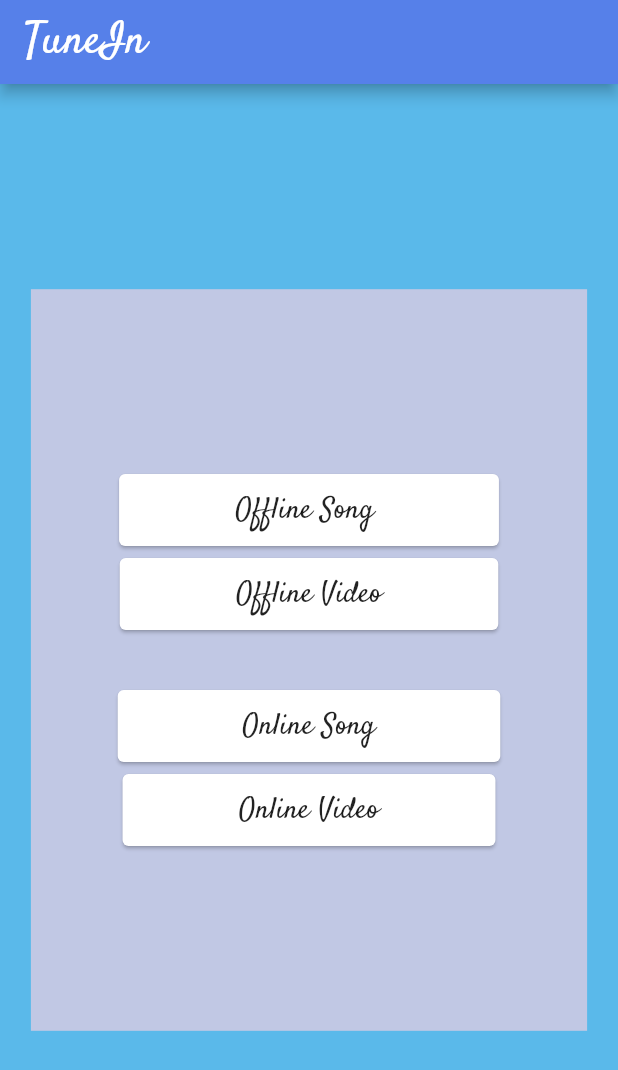
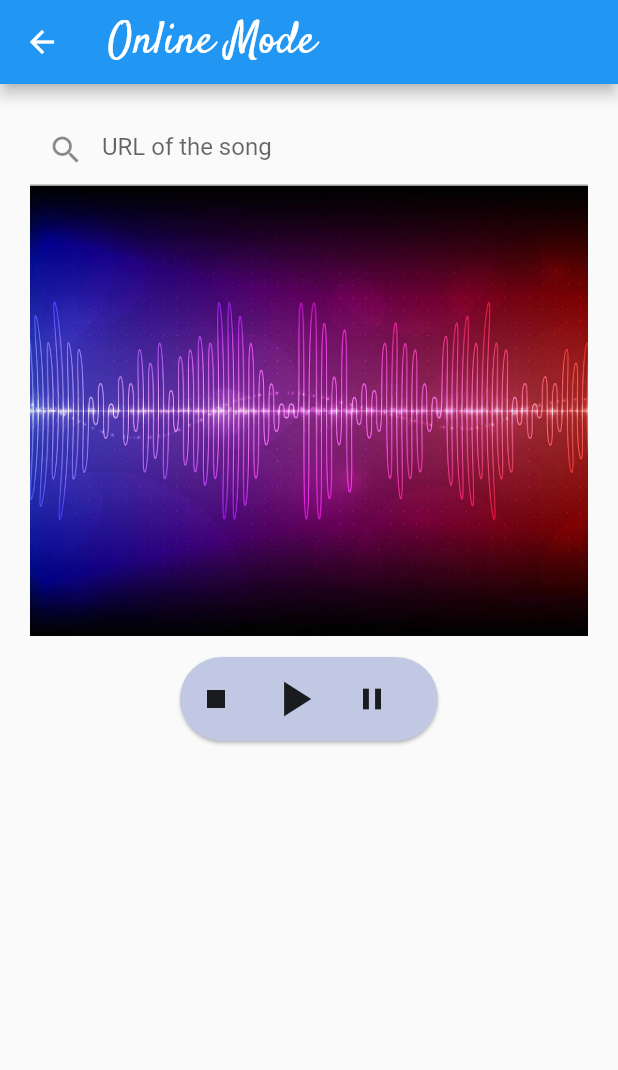
Before and after one commit to cptn3m0grv/Flutter-MultiMedia-App, a Flutter app: the screen it shows after launch, after a tap on "Online Song", on a phone screen of 412 x 824 dp. Shown: the top 1070 px of the screen. Run offline on Flutter 3.47's test engine with Material 2 defaults, Android fonts, the phone set to English and light mode, and no system bars; our stand-ins replace audioplayers.

Commit message:
source update

```diff
--- a/lib/main.dart
+++ b/lib/main.dart
@@ -14,12 +14,13 @@ class MyApp extends StatelessWidget{
       routes: <String, WidgetBuilder>{
         '/' : (context) => HomePage(),
         '/offlineSong' : (context) => OfflineSong(),
-        // '/onlineSong' : (context) => OnlineSong(),
+        '/onlineSong' : (context) => OnlineSong(),
       },
       debugShowCheckedModeBanner: false,
     );
   }
 }
+
 class HomePage extends StatelessWidget{
   @override
   Widget build(BuildContext context){
@@ -50,7 +51,6 @@ class HomePage extends StatelessWidget{
                   Card(
                     child: FlatButton(
                       onPressed: () {
-                        print("First button");
                         Navigator.pushNamed(context, '/offlineSong');
                       },
                       child: Text(
@@ -80,7 +80,7 @@ class HomePage extends StatelessWidget{
                   Card(
                     child: FlatButton(
                       onPressed: () {
-                        print("Third button");
+                        Navigator.pushNamed(context, '/onlineSong');
                       },
                       child: Text(
                         "            Online Song            ",
@@ -127,7 +127,6 @@ class OfflineSong extends StatelessWidget{
       audio.play("audios/song.mp3");
       playing = 1;
       stopped = 0;
-      print("Audio Stopped");
     }
   }
 
@@ -135,7 +134,6 @@ class OfflineSong extends StatelessWidget{
     if(playing == 1){
       player.pause();
       playing = 0;
-      print("Audio Paused");
     }
   }
 
@@ -144,7 +142,6 @@ class OfflineSong extends StatelessWidget{
       player.stop();
       playing = 0;
       stopped = 1;
-      print("Audio Stopped");
     }
   }
 
@@ -167,14 +164,14 @@ class OfflineSong extends StatelessWidget{
         height: MediaQuery.of(context).size.height,
         child: Column(
           children: <Widget>[
-            Container(
-              margin: EdgeInsets.all(30),
-              width: 200,
-              height: 200,
-              color: Colors.red,
+            Image.asset(
+                'assets/images/offline_song_image.jpg',
+                fit: BoxFit.cover,
+                height: 300,
             ),
             Container(
-              width: 170,
+              margin: EdgeInsets.all(10),
+              width: 180,
               child: Card(
                 shape: RoundedRectangleBorder(
                   borderRadius: BorderRadius.circular(50),
@@ -213,3 +210,106 @@ class OfflineSong extends StatelessWidget{
     );
   }
 }
+
+class OnlineSong extends StatelessWidget{
+
+  String url;
+  var stopped = 1;
+  var playing = 0;
+
+  playButton() async{
+    if(playing == 0 || stopped == 1){
+      player.play(url);
+      playing = 1;
+      stopped = 0;
+    }
+  }
+
+  pauseButton(){
+    if(playing == 1){
+      player.pause();
+      playing = 0;
+    }
+  }
+
+  stopButton(){
+    if(playing == 1 && stopped == 0){
+      player.stop();
+      playing = 0;
+      stopped = 1;
+    }
+  }
+
+  @override
+  Widget build(BuildContext context){
+    return Scaffold(
+      appBar: AppBar(
+        title: Text(
+          "Online Mode",
+          style: TextStyle(
+            fontFamily: 'Satisfy',
+            fontSize: 30,
+          ),
+        )
+      ),
+      body: Container(
+        padding: EdgeInsets.all(20),
+        width: MediaQuery.of(context).size.width,
+        height: MediaQuery.of(context).size.height,
+        child: Column(
+          children: <Widget>[
+            TextField(
+              onChanged: (value) {
+                url = value;
+              },
+              decoration: InputDecoration(
+                hintText: 'URL of the song',
+                prefixIcon: Icon(Icons.search),
+              ),
+            ),
+            Image.asset(
+              'assets/images/offline_song_image.jpg',
+               fit: BoxFit.cover,
+               height: 300,
+            ),
+            Container(
+              margin: EdgeInsets.all(10),
+              width: 180,
+              child: Card(
+                shape: RoundedRectangleBorder(
+                  borderRadius: BorderRadius.circular(50),
+                ),
+                color: Color.fromARGB(255, 193, 200, 228),
+                child: Row(
+                  children: <Widget>[
+                    IconButton(
+                      icon: Icon(Icons.stop),
+                      onPressed: () {
+                        // stopButton();
+                      },
+                    ),
+                    // Text("      "),
+                    IconButton(
+                      iconSize: 40,
+                      icon: Icon(Icons.play_arrow),
+                      onPressed: () {
+                        // playButton();
+                      },
+                    ),
+                    // Text("     "),
+                    IconButton(
+                      icon: Icon(Icons.pause),
+                      onPressed: () {
+                        // pauseButton();
+                      },
+                    ),
+                  ],
+                ),
+              ),
+            ),
+          ],
+        ),
+      ),
+    );
+  }
+}
```
